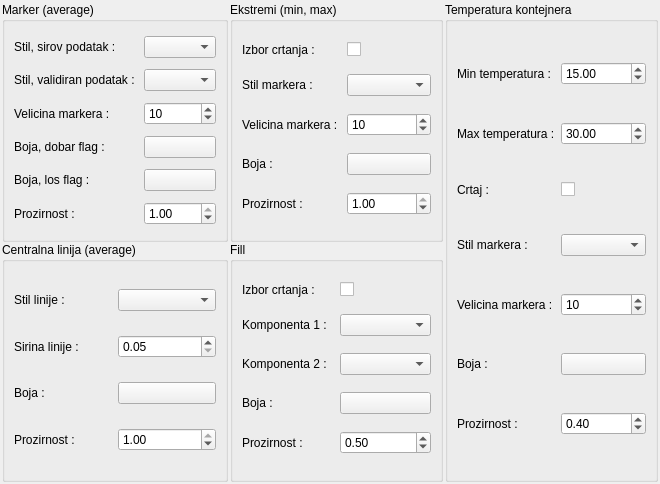
kluksa/kontrola-podataka, file app/view/ui_files/glavni_graf_widget.ui: the form before one commit.
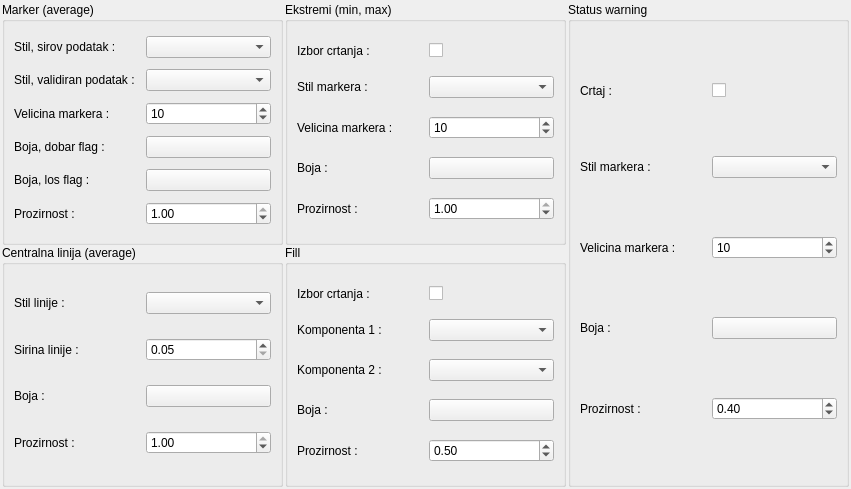
The form after the commit.

```diff
--- a/app/view/ui_files/glavni_graf_widget.ui
+++ b/app/view/ui_files/glavni_graf_widget.ui
@@ -6,8 +6,8 @@
    <rect>
     <x>0</x>
     <y>0</y>
-    <width>660</width>
-    <height>484</height>
+    <width>851</width>
+    <height>489</height>
    </rect>
   </property>
   <property name="windowTitle">
@@ -367,118 +367,84 @@
      <item>
       <widget class="QGroupBox" name="groupBox_5">
        <property name="title">
-        <string>Temperatura kontejnera</string>
+        <string>Status warning</string>
        </property>
        <layout class="QGridLayout" name="gridLayout_5">
+        <item row="0" column="1">
+         <widget class="QCheckBox" name="statusCrtaj">
+          <property name="text">
+           <string/>
+          </property>
+         </widget>
+        </item>
+        <item row="5" column="1">
+         <widget class="QPushButton" name="statusBoja">
+          <property name="text">
+           <string/>
+          </property>
+         </widget>
+        </item>
+        <item row="3" column="1">
+         <widget class="QComboBox" name="statusStil"/>
+        </item>
+        <item row="4" column="1">
+         <widget class="QSpinBox" name="statusSize">
+          <property name="minimum">
+           <number>1</number>
+          </property>
+          <property name="value">
+           <number>10</number>
+          </property>
+         </widget>
+        </item>
+        <item row="6" column="1">
+         <widget class="QDoubleSpinBox" name="statusAlpha">
+          <property name="maximum">
+           <double>1.000000000000000</double>
+          </property>
+          <property name="singleStep">
+           <double>0.050000000000000</double>
+          </property>
+          <property name="value">
+           <double>0.400000000000000</double>
+          </property>
+         </widget>
+        </item>
+        <item row="0" column="0">
+         <widget class="QLabel" name="label_21">
+          <property name="text">
+           <string>Crtaj :</string>
+          </property>
+         </widget>
+        </item>
+        <item row="3" column="0">
+         <widget class="QLabel" name="label_24">
+          <property name="text">
+           <string>Stil markera :</string>
+          </property>
+         </widget>
+        </item>
+        <item row="5" column="0">
+         <widget class="QLabel" name="label_26">
+          <property name="text">
+           <string>Boja :</string>
+          </property>
+         </widget>
+        </item>
         <item row="6" column="0">
-         <widget class="QLabel" name="label_25">
-          <property name="text">
-           <string>Velicina markera :</string>
-          </property>
-         </widget>
-        </item>
-        <item row="8" column="0">
          <widget class="QLabel" name="label_27">
           <property name="text">
            <string>Prozirnost :</string>
           </property>
          </widget>
         </item>
-        <item row="7" column="0">
-         <widget class="QLabel" name="label_26">
+        <item row="4" column="0">
+         <widget class="QLabel" name="label_25">
           <property name="text">
-           <string>Boja :</string>
+           <string>Velicina markera :</string>
           </property>
          </widget>
         </item>
-        <item row="5" column="0">
-         <widget class="QLabel" name="label_24">
-          <property name="text">
-           <string>Stil markera :</string>
-          </property>
-         </widget>
-        </item>
-        <item row="2" column="0">
-         <widget class="QLabel" name="label_21">
-          <property name="text">
-           <string>Crtaj :</string>
-          </property>
-         </widget>
-        </item>
-        <item row="2" column="1">
-         <widget class="QCheckBox" name="kontejnerCrtaj">
-          <property name="text">
-           <string/>
-          </property>
-         </widget>
-        </item>
-        <item row="0" column="0">
-         <widget class="QLabel" name="label_22">
-          <property name="text">
-           <string>Min temperatura :</string>
-          </property>
-         </widget>
-        </item>
-        <item row="1" column="0">
-         <widget class="QLabel" name="label_23">
-          <property name="text">
-           <string>Max temperatura :</string>
-          </property>
-         </widget>
-        </item>
-        <item row="0" column="1">
-         <widget class="QDoubleSpinBox" name="kontejnerMin">
-          <property name="singleStep">
-           <double>0.500000000000000</double>
-          </property>
-          <property name="value">
-           <double>15.000000000000000</double>
-          </property>
-         </widget>
-        </item>
-        <item row="1" column="1">
-         <widget class="QDoubleSpinBox" name="kontejnerMax">
-          <property name="singleStep">
-           <double>0.500000000000000</double>
-          </property>
-          <property name="value">
-           <double>30.000000000000000</double>
-          </property>
-         </widget>
-        </item>
-        <item row="8" column="1">
-         <widget class="QDoubleSpinBox" name="kontejnerAlpha">
-          <property name="maximum">
-           <double>1.000000000000000</double>
-          </property>
-          <property name="singleStep">
-           <double>0.050000000000000</double>
-          </property>
-          <property name="value">
-           <double>0.400000000000000</double>
-          </property>
-         </widget>
-        </item>
-        <item row="6" column="1">
-         <widget class="QSpinBox" name="kontejnerSize">
-          <property name="minimum">
-           <number>1</number>
-          </property>
-          <property name="value">
-           <number>10</number>
-          </property>
-         </widget>
-        </item>
-        <item row="7" column="1">
-         <widget class="QPushButton" name="kontejnerBoja">
-          <property name="text">
-           <string/>
-          </property>
-         </widget>
-        </item>
-        <item row="5" column="1">
-         <widget class="QComboBox" name="kontejnerStil"/>
-        </item>
        </layout>
       </widget>
      </item>
```
